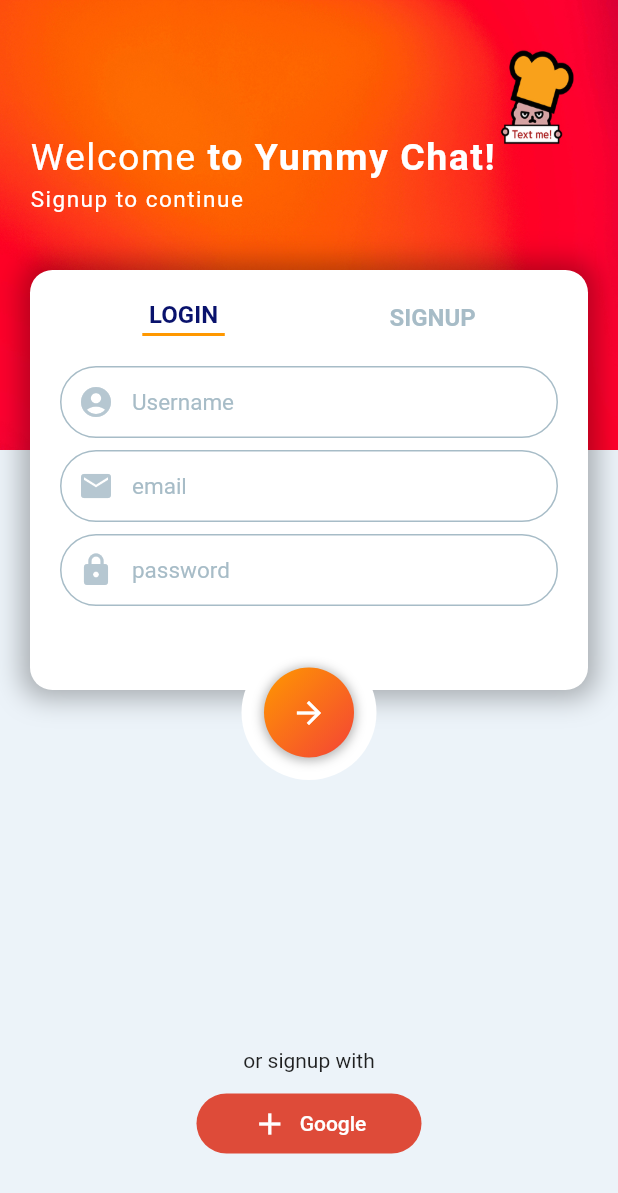
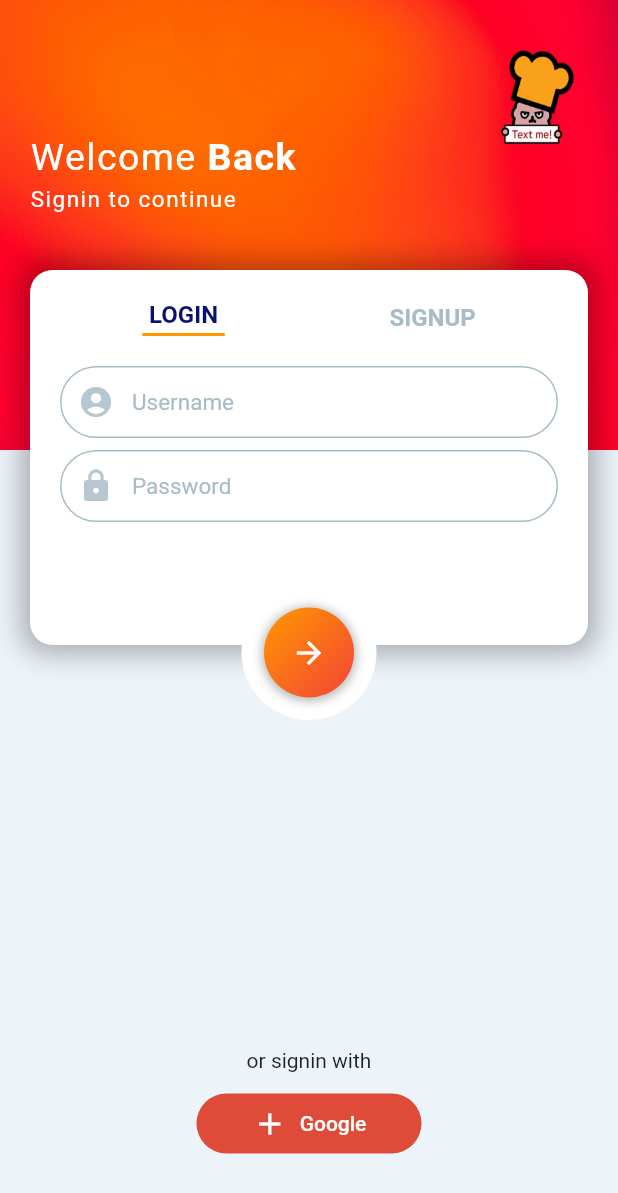
Before and after one commit to labyrinth30/flutter-yummy-chat, a Flutter app: the screen it shows after launch, after a tap on "LOGIN", on a phone screen of 412 x 824 dp. Shown: the top 1193 px of the screen. Run offline on Flutter 3.47's test engine with Material 2 defaults, Android fonts, the phone set to English and light mode, and no system bars; our stand-ins replace firebase_core; accounts and stored records are empty.

Commit message:
로그인, 회원가입별 화면 구현

```diff
--- a/lib/src/screens/main_screen.dart
+++ b/lib/src/screens/main_screen.dart
@@ -32,22 +32,25 @@ class _main_screenState extends State<login_signup_screen> {
                 ),
               ),
               child: Container(
-                padding: const EdgeInsets.only(top: 90, left: 20),
+                padding: const EdgeInsets.only(
+                  top: 90,
+                  left: 20,
+                ),
                 child: Column(
                   crossAxisAlignment: CrossAxisAlignment.start,
                   children: [
                     RichText(
-                      text: const TextSpan(
+                      text: TextSpan(
                         text: 'Welcome',
-                        style: TextStyle(
+                        style: const TextStyle(
                           letterSpacing: 1.0,
                           fontSize: 25,
                           color: Colors.white,
                         ),
                         children: [
                           TextSpan(
-                            text: ' to Yummy Chat!',
-                            style: TextStyle(
+                            text: isSignedScreen ? ' to Yummy Chat!' : ' Back',
+                            style: const TextStyle(
                               letterSpacing: 1.0,
                               fontSize: 25,
                               fontWeight: FontWeight.bold,
@@ -60,9 +63,11 @@ class _main_screenState extends State<login_signup_screen> {
                     const SizedBox(
                       height: 5,
                     ),
-                    const Text(
-                      'Signup to continue',
-                      style: TextStyle(
+                    Text(
+                      isSignedScreen
+                          ? 'Signup to continue'
+                          : 'Signin to continue',
+                      style: const TextStyle(
                         letterSpacing: 1.0,
                         fontSize: 15,
                         color: Colors.white,
@@ -80,7 +85,7 @@ class _main_screenState extends State<login_signup_screen> {
               padding: const EdgeInsets.all(
                 20,
               ),
-              height: 280,
+              height: isSignedScreen ? 280 : 250,
               width: MediaQuery.of(context).size.width - 40,
               margin: const EdgeInsets.symmetric(horizontal: 20),
               decoration: BoxDecoration(
@@ -159,6 +164,7 @@ class _main_screenState extends State<login_signup_screen> {
                       ),
                     ],
                   ),
+                  if (isSignedScreen)
                     Container(
                       margin: const EdgeInsets.only(top: 20),
                       child: Form(
@@ -264,13 +270,85 @@ class _main_screenState extends State<login_signup_screen> {
                         ),
                       ),
                     ),
+                  if (!isSignedScreen)
+                    Container(
+                      margin: const EdgeInsets.only(top: 20),
+                      child: Form(
+                          child: Column(
+                        children: [
+                          TextFormField(
+                            decoration: const InputDecoration(
+                              prefixIcon: Icon(
+                                Icons.account_circle,
+                                color: Palette.iconColor,
+                              ),
+                              enabledBorder: OutlineInputBorder(
+                                borderSide: BorderSide(
+                                  color: Palette.textColor1,
+                                ),
+                                borderRadius: BorderRadius.all(
+                                  Radius.circular(35.0),
+                                ),
+                              ),
+                              focusedBorder: OutlineInputBorder(
+                                borderSide: BorderSide(
+                                  color: Palette.textColor1,
+                                ),
+                                borderRadius: BorderRadius.all(
+                                  Radius.circular(35.0),
+                                ),
+                              ),
+                              hintText: 'Username',
+                              hintStyle: TextStyle(
+                                fontSize: 15,
+                                color: Palette.textColor1,
+                              ),
+                              contentPadding: EdgeInsets.all(10),
+                            ),
+                          ),
+                          const SizedBox(
+                            height: 8,
+                          ),
+                          TextFormField(
+                            decoration: const InputDecoration(
+                              prefixIcon: Icon(
+                                Icons.lock,
+                                color: Palette.iconColor,
+                              ),
+                              enabledBorder: OutlineInputBorder(
+                                borderSide: BorderSide(
+                                  color: Palette.textColor1,
+                                ),
+                                borderRadius: BorderRadius.all(
+                                  Radius.circular(35.0),
+                                ),
+                              ),
+                              focusedBorder: OutlineInputBorder(
+                                borderSide: BorderSide(
+                                  color: Palette.textColor1,
+                                ),
+                                borderRadius: BorderRadius.all(
+                                  Radius.circular(35.0),
+                                ),
+                              ),
+                              hintText: 'Password',
+                              hintStyle: TextStyle(
+                                fontSize: 15,
+                                color: Palette.textColor1,
+                              ),
+                              contentPadding: EdgeInsets.all(10),
+                            ),
+                          ),
+                        ],
+                      )),
+                    )
                 ],
               ),
             ),
           ),
           // 텍스트폼 필드
           Positioned(
-            top: 430,
+            top: isSignedScreen ? 430 : 390,
             left: 0,
             right: 0,
             child: Center(
@@ -317,8 +395,8 @@ class _main_screenState extends State<login_signup_screen> {
             left: 0,
             child: Column(
               children: [
-                const Text(
-                  'or signup with',
+                Text(
+                  isSignedScreen ? 'or signup with' : 'or signin with',
                 ),
                 const SizedBox(
                   height: 10,
@@ -339,6 +417,7 @@ class _main_screenState extends State<login_signup_screen> {
               ],
             ),
           ),
+          // 구글 로그인 버튼
         ],
       ),
     );
```
Also changed, not shown: 14 other files. Lines whose indentation alone changed are shown as unchanged.
